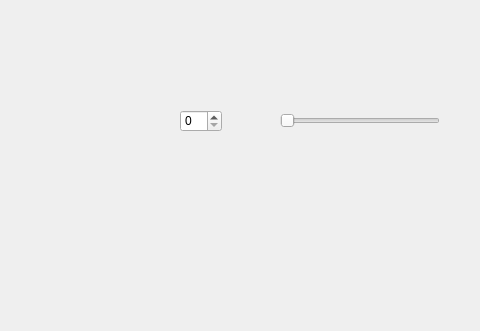
First picture: the form in widget.ui, repository pinkrich0618-commits/Spinbox, before the edit; both pictures show x 0 to 480 and y 0 to 331 of the 800 by 600 pixel window.
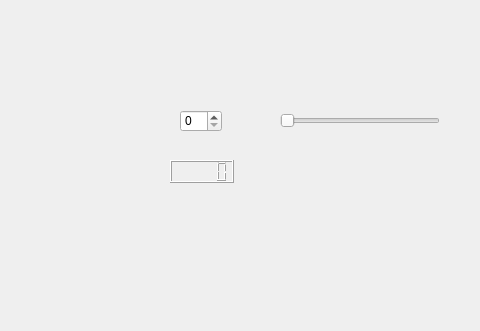
Second picture: the form after the edit.

Diff of the .ui file:
```diff
--- a/widget.ui
+++ b/widget.ui
@@ -36,6 +36,16 @@
     <enum>Qt::Orientation::Horizontal</enum>
    </property>
   </widget>
+  <widget class="QLCDNumber" name="lcdNumber">
+   <property name="geometry">
+    <rect>
+     <x>170</x>
+     <y>160</y>
+     <width>64</width>
+     <height>23</height>
+    </rect>
+   </property>
+  </widget>
  </widget>
  <resources/>
  <connections>
```
Left out of the diff: 46 changed lines with no effect on the pictures.
